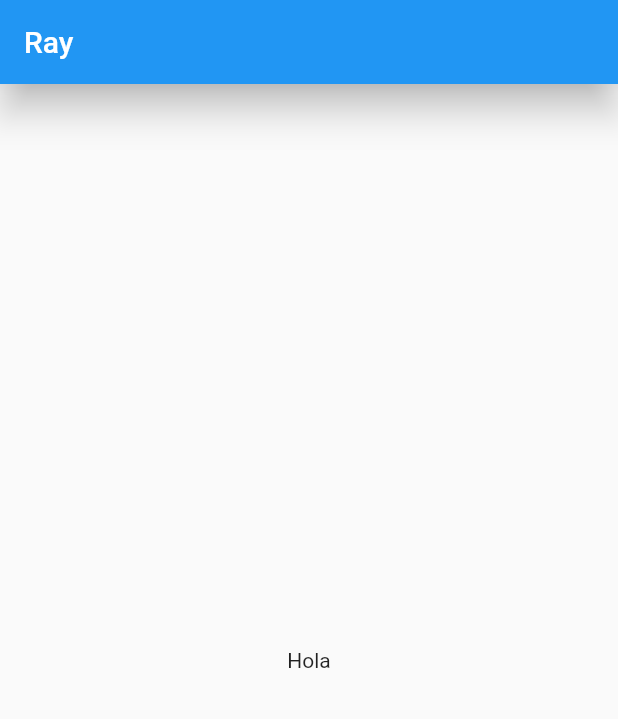
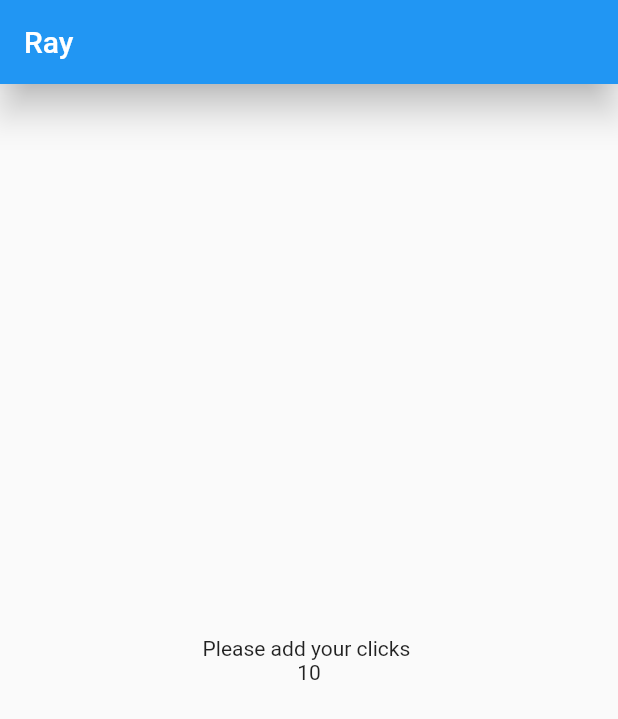
Before and after one commit to joergb94/flutter-start, a Flutter app: the screen it shows after launch, on a phone screen of 412 x 824 dp. Shown: the top 719 px of the screen. Run offline on Flutter 3.47's test engine with Material 2 defaults, Android fonts, the phone set to English and light mode, and no system bars.

Commit message:
Align center widgets

```diff
--- a/lib/screens/home_screen.dart
+++ b/lib/screens/home_screen.dart
@@ -6,11 +6,18 @@ class HomeScreen extends StatelessWidget{
   Widget build(BuildContext context){
     return Scaffold(
         appBar:AppBar(
-            title:Text('Ray'),
+            title:const Text('Ray'),
             elevation: 10.0,
             ),
-        body:const Center (
-        child: Text('Hola') ,
+        body:Center (
+        child: Column(
+          mainAxisAlignment: MainAxisAlignment.center,
+          crossAxisAlignment: CrossAxisAlignment.center,
+          children: const [
+                Text('Please add your clicks '),
+                Text('10'),
+              ],
+        ),
         ),
     );
 
```
